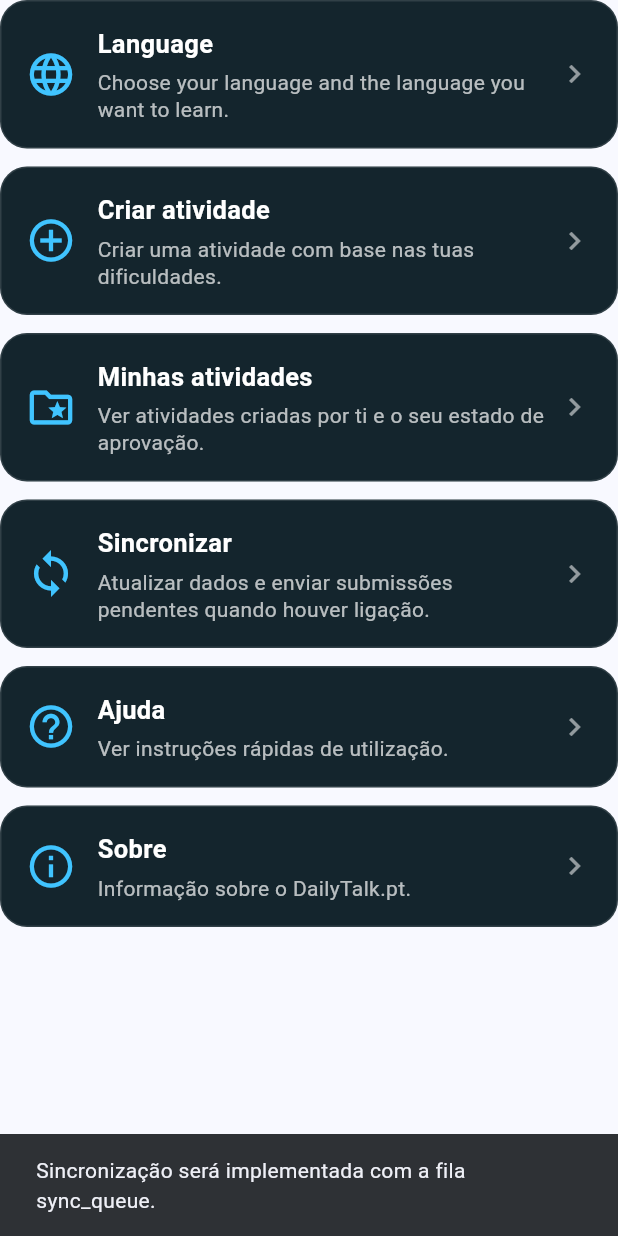
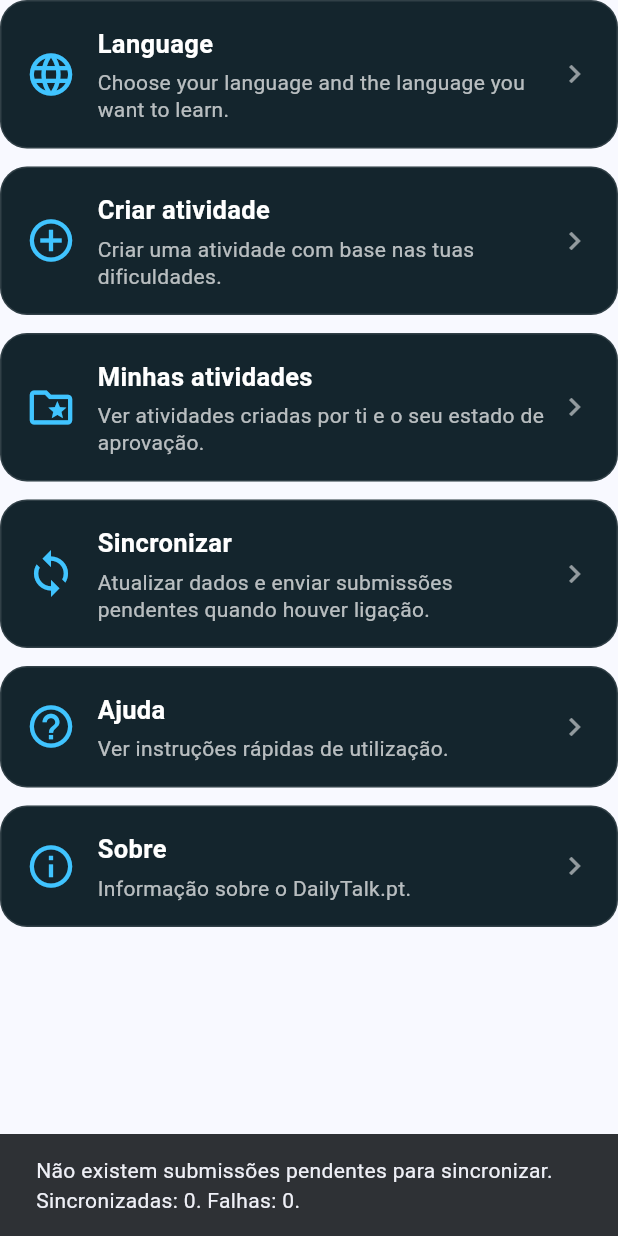
Before and after one commit to pauloasteriscos/DAM, a Flutter app: the SettingsContent widget shown alone on an empty page, opened directly, after a tap on "Sincronizar", on a phone screen of 412 x 824 dp. Run offline on Flutter 3.47's test engine with Material 3 defaults, Android fonts, the phone set to English and light mode, and no system bars; our stand-ins replace sqflite; accounts and stored records are empty.

Commit message:
Aplicar Padrão Command para sincronização de submissões pendentes.

```diff
--- /dev/null
+++ b/dailytalk_mobile/lib/data/commands/sync_command.dart
@@ -0,0 +1,167 @@
+import 'dart:convert';
+
+import '../api/dailytalk_api_service.dart';
+import '../dao/submission_dao.dart';
+
+/// Resultado da execução de um comando de sincronização.
+class SyncCommandResult {
+  const SyncCommandResult({
+    required this.success,
+    required this.message,
+    this.syncedCount = 0,
+    this.failedCount = 0,
+  });
+
+  final bool success;
+  final String message;
+  final int syncedCount;
+  final int failedCount;
+}
+
+/// Interface base para comandos de sincronização.
+///
+/// Cada comando encapsula uma operação que pode ser executada
+/// posteriormente, como reenviar uma submissão pendente.
+abstract class SyncCommand {
+  Future<SyncCommandResult> execute();
+}
+
+/// Comando responsável por sincronizar uma submissão pendente.
+class SubmitPendingSubmissionCommand implements SyncCommand {
+  SubmitPendingSubmissionCommand({
+    required this.apiService,
+    required this.submissionDao,
+    required this.submission,
+  });
+
+  final DailyTalkApiService apiService;
+  final SubmissionDao submissionDao;
+  final Map<String, Object?> submission;
+
+  @override
+  Future<SyncCommandResult> execute() async {
+    final submissionId = submission['id'] as int?;
+    final remoteActivityId = submission['remote_activity_id']?.toString();
+    final submissionJson = submission['submission_json']?.toString();
+
+    if (submissionId == null ||
+        remoteActivityId == null ||
+        remoteActivityId.isEmpty ||
+        submissionJson == null ||
+        submissionJson.isEmpty) {
+      return const SyncCommandResult(
+        success: false,
+        message: 'Submissão pendente inválida.',
+        failedCount: 1,
+      );
+    }
+
+    try {
+      final decoded = jsonDecode(submissionJson);
+
+      if (decoded is! Map) {
+        throw Exception('Formato inválido da submissão pendente.');
+      }
+
+      final submissionPayload = Map<String, dynamic>.from(decoded);
+
+      final response = await apiService.submitActivity(
+        activityId: remoteActivityId,
+        submission: submissionPayload,
+      );
+
+      final score = _extractScore(response);
+      final feedbackText = response['feedback']?.toString();
+      final metrics = response['metrics'] is Map
+          ? Map<String, dynamic>.from(response['metrics'] as Map)
+          : null;
+
+      await submissionDao.markAsSyncedWithResult(
+        submissionId: submissionId,
+        remoteActivityId: remoteActivityId,
+        score: score,
+        feedbackText: feedbackText,
+        metrics: metrics,
+      );
+
+      return const SyncCommandResult(
+        success: true,
+        message: 'Submissão sincronizada.',
+        syncedCount: 1,
+      );
+    } catch (error) {
+      await submissionDao.markAsFailed(
+        submissionId: submissionId,
+        error: error.toString(),
+      );
+
+      return SyncCommandResult(
+        success: false,
+        message: error.toString(),
+        failedCount: 1,
+      );
+    }
+  }
+
+  double? _extractScore(Map<String, dynamic> response) {
+    final value = response['score'];
+
+    if (value == null) {
+      return null;
+    }
+
+    if (value is num) {
+      return value.toDouble();
+    }
+
+    return double.tryParse(value.toString());
+  }
+}
+
+/// Comando composto responsável por sincronizar todas as submissões pendentes.
+class SyncPendingSubmissionsCommand implements SyncCommand {
+  SyncPendingSubmissionsCommand({
+    required this.apiService,
+    required this.submissionDao,
+  });
+
+  final DailyTalkApiService apiService;
+  final SubmissionDao submissionDao;
+
+  @override
+  Future<SyncCommandResult> execute() async {
+    final pendingSubmissions = await submissionDao.getPendingSubmissions();
+
+    if (pendingSubmissions.isEmpty) {
+      return const SyncCommandResult(
+        success: true,
+        message: 'Não existem submissões pendentes para sincronizar.',
+      );
+    }
+
+    var syncedCount = 0;
+    var failedCount = 0;
+
+    for (final submission in pendingSubmissions) {
+      final command = SubmitPendingSubmissionCommand(
+        apiService: apiService,
+        submissionDao: submissionDao,
+        submission: submission,
+      );
+
+      final result = await command.execute();
+
+      syncedCount += result.syncedCount;
+      failedCount += result.failedCount;
+    }
+
+    return SyncCommandResult(
+      success: failedCount == 0,
+      syncedCount: syncedCount,
+      failedCount: failedCount,
+      message: failedCount == 0
+          ? 'Sincronização concluída com sucesso.'
+          : 'Sincronização concluída com falhas.',
+    );
+  }
+}
--- a/dailytalk_mobile/lib/data/facades/activity_workflow_facade.dart
+++ b/dailytalk_mobile/lib/data/facades/activity_workflow_facade.dart
@@ -1,6 +1,7 @@
 import '../../models/app_status.dart';
 import '../../strategies/activity_strategy.dart';
 import '../api/dailytalk_api_service.dart';
+import '../commands/sync_command.dart';
 import '../dao/activity_dao.dart';
 import '../dao/submission_dao.dart';
 import '../database/app_database.dart';
@@ -33,7 +34,8 @@ class ActivityLaunchResult {
 /// - chamada à API;
 /// - gravação local;
 /// - submissão de respostas;
-/// - carregamento de resultados.
+/// - carregamento de resultados;
+/// - sincronização de submissões pendentes.
 class ActivityWorkflowFacade {
   ActivityWorkflowFacade._({
     required this.activityDao,
@@ -175,4 +177,16 @@ class ActivityWorkflowFacade {
   }) {
     return submissionDao.getRecentResults(limit: limit);
   }
+
+  /// Sincroniza submissões pendentes ou com falha.
+  ///
+  /// Usa o padrão Command para encapsular cada operação de sincronização.
+  Future<SyncCommandResult> syncPendingSubmissions() async {
+    final command = SyncPendingSubmissionsCommand(
+      apiService: DailyTalkApiService(),
+      submissionDao: submissionDao,
+    );
+
+    return command.execute();
+  }
 }
--- a/dailytalk_mobile/lib/screens/settings_content.dart
+++ b/dailytalk_mobile/lib/screens/settings_content.dart
@@ -1,5 +1,6 @@
 import 'package:flutter/material.dart';
 
+import '../data/facades/activity_workflow_facade.dart';
 import 'create_activity_page.dart';
 import 'language_selection_page.dart';
 import 'my_activities_page.dart';
@@ -7,7 +8,7 @@ import 'my_activities_page.dart';
 /// Conteúdo da página de Ajustes.
 ///
 /// Concentra opções secundárias da aplicação, incluindo idioma,
-/// comunidade, criação de atividades, ajuda e sincronização.
+/// comunidade, criação de atividades, ajuda, sincronização e informação geral.
 class SettingsContent extends StatelessWidget {
   const SettingsContent({super.key});
 
@@ -29,7 +30,9 @@ class SettingsContent extends StatelessWidget {
             );
           },
         ),
+
         const SizedBox(height: 12),
+
         _SettingsButton(
           icon: Icons.add_circle_outline,
           title: 'Criar atividade',
@@ -43,7 +46,9 @@ class SettingsContent extends StatelessWidget {
             );
           },
         ),
+
         const SizedBox(height: 12),
+
         _SettingsButton(
           icon: Icons.folder_special_outlined,
           title: 'Minhas atividades',
@@ -52,27 +57,27 @@ class SettingsContent extends StatelessWidget {
           onTap: () {
             Navigator.push(
               context,
-              MaterialPageRoute(builder: (context) => const MyActivitiesPage()),
+              MaterialPageRoute(
+                builder: (context) => const MyActivitiesPage(),
+              ),
             );
           },
         ),
+
         const SizedBox(height: 12),
+
         _SettingsButton(
           icon: Icons.sync,
           title: 'Sincronizar',
           description:
               'Atualizar dados e enviar submissões pendentes quando houver ligação.',
           onTap: () {
-            ScaffoldMessenger.of(context).showSnackBar(
-              const SnackBar(
-                content: Text(
-                  'Sincronização será implementada com a fila sync_queue.',
-                ),
-              ),
-            );
+            _syncPendingSubmissions(context);
           },
         ),
+
         const SizedBox(height: 12),
+
         _SettingsButton(
           icon: Icons.help_outline,
           title: 'Ajuda',
@@ -81,7 +86,9 @@ class SettingsContent extends StatelessWidget {
             _showHelpDialog(context);
           },
         ),
+
         const SizedBox(height: 12),
+
         _SettingsButton(
           icon: Icons.info_outline,
           title: 'Sobre',
@@ -94,19 +101,54 @@ class SettingsContent extends StatelessWidget {
     );
   }
 
+  /// Executa a sincronização de submissões pendentes através da Facade.
+  ///
+  /// A Facade delega a operação para o Command responsável pela sincronização.
+  Future<void> _syncPendingSubmissions(BuildContext context) async {
+    final messenger = ScaffoldMessenger.of(context);
+
+    try {
+      final facade = await ActivityWorkflowFacade.create();
+      final result = await facade.syncPendingSubmissions();
+
+      messenger.showSnackBar(
+        SnackBar(
+          content: Text(
+            '${result.message} '
+            'Sincronizadas: ${result.syncedCount}. '
+            'Falhas: ${result.failedCount}.',
+          ),
+        ),
+      );
+    } catch (error) {
+      messenger.showSnackBar(
+        SnackBar(
+          content: Text('Erro ao sincronizar: $error'),
+        ),
+      );
+    }
+  }
+
   void _showHelpDialog(BuildContext context) {
     showDialog<void>(
       context: context,
       builder: (context) {
         return AlertDialog(
           backgroundColor: const Color(0xFF14252D),
-          title: const Text('Ajuda', style: TextStyle(color: Colors.white)),
+          title: const Text(
+            'Ajuda',
+            style: TextStyle(color: Colors.white),
+          ),
           content: const Text(
             'Usa a Home para acompanhar o teu percurso.\n\n'
             'Em Praticar, responde a atividades predefinidas.\n\n'
             'Em Resultados, acompanha o teu desempenho.\n\n'
-            'A criação de atividades é uma opção secundária, disponível no menu superior e nos Ajustes.',
-            style: TextStyle(color: Colors.white70, height: 1.4),
+            'A criação de atividades é uma opção secundária, disponível no menu superior e nos Ajustes.\n\n'
+            'A opção Sincronizar permite enviar submissões pendentes quando existir ligação.',
+            style: TextStyle(
+              color: Colors.white70,
+              height: 1.4,
+            ),
           ),
           actions: [
             TextButton(
@@ -137,8 +179,13 @@ class SettingsContent extends StatelessWidget {
               'A aplicação inclui atividades criadas pela equipa DailyTalk.pt e '
               'também poderá incluir atividades propostas pela comunidade.\n\n'
               'Quem cria atividades úteis poderá ganhar pontos, aumentar a reputação '
-              'como ajudante da comunidade e desbloquear itens de personalização.',
-              style: TextStyle(color: Colors.white70, height: 1.4),
+              'como ajudante da comunidade e desbloquear itens de personalização.\n\n'
+              'As atividades criadas pela comunidade poderão ser avaliadas, revistas '
+              'e aprovadas antes de ficarem disponíveis para outros utilizadores.',
+              style: TextStyle(
+                color: Colors.white70,
+                height: 1.4,
+              ),
             ),
           ),
           actions: [
@@ -183,7 +230,11 @@ class _SettingsButton extends StatelessWidget {
           ),
           child: Row(
             children: [
-              Icon(icon, color: Colors.lightBlueAccent, size: 34),
+              Icon(
+                icon,
+                color: Colors.lightBlueAccent,
+                size: 34,
+              ),
               const SizedBox(width: 14),
               Expanded(
                 child: Column(
@@ -208,7 +259,10 @@ class _SettingsButton extends StatelessWidget {
                   ],
                 ),
               ),
-              const Icon(Icons.chevron_right, color: Colors.white54),
+              const Icon(
+                Icons.chevron_right,
+                color: Colors.white54,
+              ),
             ],
           ),
         ),
```
Also changed, not shown: dailytalk_mobile/lib/widgets/top_overflow_menu.dart (+29 -8 lines).
